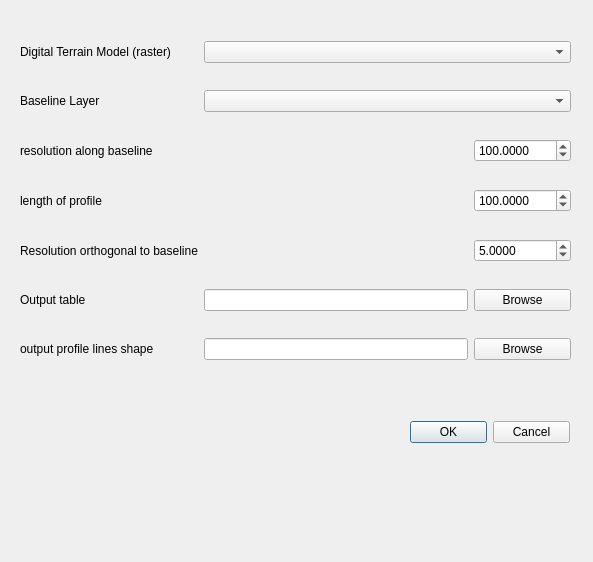
This is swath_profile_dialog_base.ui in giohappy/swathProfile as Qt 5 draws it before an edit. The edited form follows.
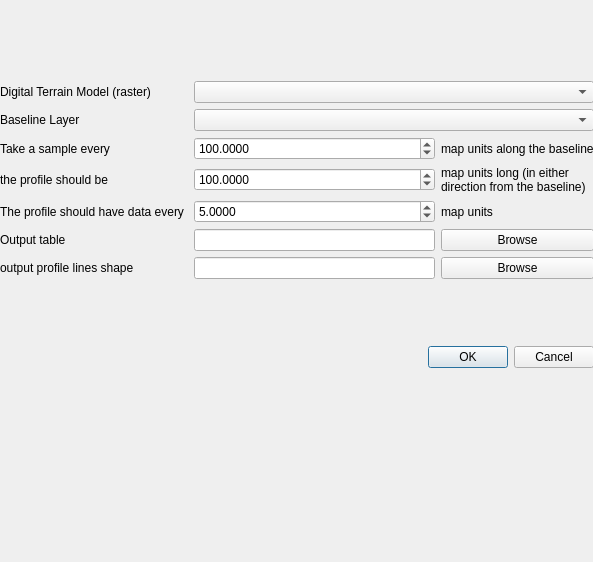
This is the edited form.

Commit message: udate for version 0.1.1: documentation and correction of baseline

Diff of the .ui file:
```diff
--- a/swath_profile_dialog_base.ui
+++ b/swath_profile_dialog_base.ui
@@ -13,31 +13,17 @@
   <property name="windowTitle">
    <string>swath profile</string>
   </property>
-  <widget class="QDialogButtonBox" name="button_box">
+  <widget class="QWidget" name="">
    <property name="geometry">
     <rect>
-     <x>410</x>
-     <y>420</y>
-     <width>160</width>
-     <height>25</height>
-    </rect>
-   </property>
-   <property name="orientation">
-    <enum>Qt::Horizontal</enum>
-   </property>
-   <property name="standardButtons">
-    <set>QDialogButtonBox::Cancel|QDialogButtonBox::Ok</set>
-   </property>
-  </widget>
-  <widget class="QWidget" name="layoutWidget">
-   <property name="geometry">
-    <rect>
-     <x>20</x>
+     <x>0</x>
      <y>20</y>
-     <width>551</width>
-     <height>361</height>
+     <width>594</width>
+     <height>411</height>
     </rect>
    </property>
+   <layout class="QGridLayout" name="gridLayout_2">
+    <item row="0" column="0">
    <layout class="QGridLayout" name="gridLayout">
     <item row="3" column="0">
      <widget class="QLabel" name="label">
@@ -49,7 +35,7 @@
     <item row="7" column="0">
      <widget class="QLabel" name="label_5">
       <property name="text">
-       <string>Resolution orthogonal to baseline</string>
+         <string>The profile should have data every </string>
       </property>
      </widget>
     </item>
@@ -69,7 +55,7 @@
     <item row="6" column="0">
      <widget class="QLabel" name="label_4">
       <property name="text">
-       <string>length of profile</string>
+         <string>the profile should be </string>
       </property>
      </widget>
     </item>
@@ -122,25 +108,6 @@
       </property>
      </widget>
     </item>
-    <item row="7" column="2">
-     <widget class="QDoubleSpinBox" name="resolutionBox">
-      <property name="locale">
-       <locale language="English" country="UnitedStates"/>
-      </property>
-      <property name="prefix">
-       <string/>
-      </property>
-      <property name="decimals">
-       <number>4</number>
-      </property>
-      <property name="maximum">
-       <double>99999.990000000005239</double>
-      </property>
-      <property name="value">
-       <double>5.000000000000000</double>
-      </property>
-     </widget>
-    </item>
     <item row="10" column="2">
      <widget class="QPushButton" name="cmdBrowseOutputshp">
       <property name="locale">
@@ -154,11 +121,11 @@
     <item row="4" column="0">
      <widget class="QLabel" name="label_2">
       <property name="text">
-       <string>resolution along baseline</string>
+         <string>Take a sample every</string>
       </property>
      </widget>
     </item>
-    <item row="4" column="2">
+      <item row="4" column="1">
      <widget class="QDoubleSpinBox" name="distProfilesBox">
       <property name="locale">
        <locale language="English" country="UnitedStates"/>
@@ -174,7 +141,14 @@
       </property>
      </widget>
     </item>
-    <item row="6" column="2">
+      <item row="4" column="2">
+       <widget class="QLabel" name="label_8">
+        <property name="text">
+         <string>map units along the baseline</string>
+        </property>
+       </widget>
+      </item>
+      <item row="6" column="1">
      <widget class="QDoubleSpinBox" name="lengthProfilesBox">
       <property name="locale">
        <locale language="English" country="UnitedStates"/>
@@ -190,6 +164,54 @@
       </property>
      </widget>
     </item>
+      <item row="7" column="1">
+       <widget class="QDoubleSpinBox" name="resolutionBox">
+        <property name="locale">
+         <locale language="English" country="UnitedStates"/>
+        </property>
+        <property name="prefix">
+         <string/>
+        </property>
+        <property name="decimals">
+         <number>4</number>
+        </property>
+        <property name="maximum">
+         <double>99999.990000000005239</double>
+        </property>
+        <property name="value">
+         <double>5.000000000000000</double>
+        </property>
+       </widget>
+      </item>
+      <item row="7" column="2">
+       <widget class="QLabel" name="label_10">
+        <property name="text">
+         <string>map units</string>
+        </property>
+       </widget>
+      </item>
+      <item row="6" column="2">
+       <widget class="QLabel" name="label_9">
+        <property name="text">
+         <string>map units long (in either direction from the baseline)</string>
+        </property>
+        <property name="wordWrap">
+         <bool>true</bool>
+        </property>
+       </widget>
+      </item>
+     </layout>
+    </item>
+    <item row="1" column="0">
+     <widget class="QDialogButtonBox" name="button_box">
+      <property name="orientation">
+       <enum>Qt::Horizontal</enum>
+      </property>
+      <property name="standardButtons">
+       <set>QDialogButtonBox::Cancel|QDialogButtonBox::Ok</set>
+      </property>
+     </widget>
+    </item>
    </layout>
   </widget>
  </widget>
```
Left out of the diff: 3 changed lines with no effect on the pictures. Lines whose indentation alone changed are shown as unchanged. The commit also changes 5 other files.
